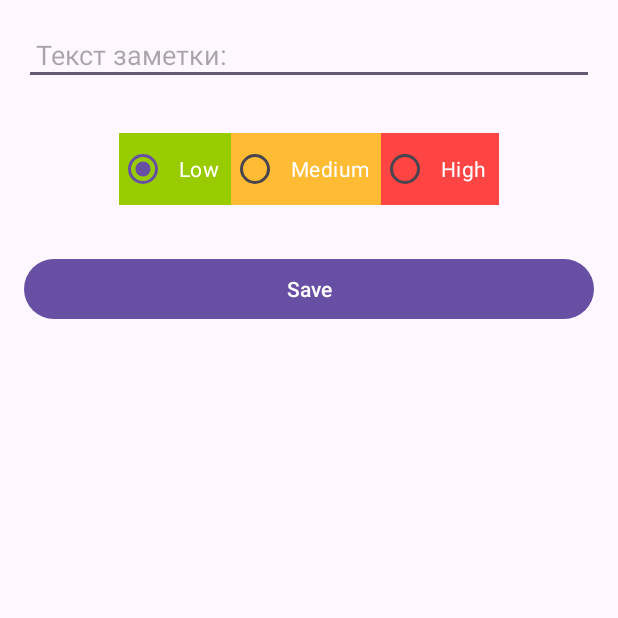
After one commit to Utoben/ToDoListApp, an Android app: the CreateNoteActivity screen opened directly, with no data from a screen before it, on a phone screen of 412 x 824 dp, the top half of it. The commit adds this screen. Run offline under Robolectric (Android 15) with nearby library versions, the phone set to English and light mode, and no system bars.

Commit message:
feat: second screen. add creating notes

```diff
--- a/app/src/main/AndroidManifest.xml
+++ b/app/src/main/AndroidManifest.xml
@@ -13,6 +13,9 @@
         android:theme="@style/Theme.ToDoList"
         tools:targetApi="31">
         <activity
+            android:name=".CreateNoteActivity"
+            android:exported="false" />
+        <activity
             android:name=".MainActivity"
             android:exported="true">
             <intent-filter>
--- /dev/null
+++ b/app/src/main/java/com/example/todolist/CreateNoteActivity.java
@@ -0,0 +1,62 @@
+package com.example.todolist;
+
+import androidx.appcompat.app.AppCompatActivity;
+
+import android.content.Context;
+import android.content.Intent;
+import android.os.Bundle;
+import android.view.View;
+import android.widget.Button;
+import android.widget.EditText;
+import android.widget.RadioButton;
+import android.widget.TextView;
+
+public class CreateNoteActivity extends AppCompatActivity {
+    private EditText editTextNote;
+    private RadioButton lowRadioButton;
+    private RadioButton mediumRadioButton;
+    private RadioButton highRadioButton;
+    private Button addNoteButton;
+
+    @Override
+    protected void onCreate(Bundle savedInstanceState) {
+        super.onCreate(savedInstanceState);
+        setContentView(R.layout.activity_create_note);
+        initViews();
+        addNoteButton.setOnClickListener(new View.OnClickListener() {
+            @Override
+            public void onClick(View v) {
+                saveNote();
+                int priority =  getPriority();
+            }
+        });
+    }
+
+    private void initViews(){
+        editTextNote = findViewById(R.id.editTextNote);
+        lowRadioButton = findViewById(R.id.lowRadioButton);
+        mediumRadioButton = findViewById(R.id.mediumRadioButton);
+        highRadioButton = findViewById(R.id.highRadioButton);
+        addNoteButton =  findViewById(R.id.addNoteButton);
+    }
+    private  void saveNote(){
+        String text = editTextNote.getText().toString().trim()  ;
+    }
+    private int getPriority(){
+        int priority;
+        if (lowRadioButton.isChecked()){
+            priority = 0;
+        } else if (mediumRadioButton.isChecked()){
+            priority = 1;
+        } else {
+            priority = 2;
+        }
+        return priority;
+    }
+
+    public static Intent newIntent(Context context){
+        Intent intent = new Intent(context, CreateNoteActivity.class);
+        return intent;
+
+    }
+}
--- a/app/src/main/java/com/example/todolist/MainActivity.java
+++ b/app/src/main/java/com/example/todolist/MainActivity.java
@@ -3,6 +3,7 @@ package com.example.todolist;
 import androidx.appcompat.app.AppCompatActivity;
 import androidx.core.content.ContextCompat;
 
+import android.content.Intent;
 import android.os.Bundle;
 import android.view.View;
 import android.widget.LinearLayout;
@@ -35,7 +36,8 @@ public class MainActivity extends AppCompatActivity {
         butttonAddNote.setOnClickListener(new View.OnClickListener() {
             @Override
             public void onClick(View v) {
-
+                Intent intent = CreateNoteActivity.newIntent(MainActivity.this);
+                startActivity(intent);
             }
         });
     }
--- /dev/null
+++ b/app/src/main/res/layout/activity_create_note.xml
@@ -0,0 +1,63 @@
+<?xml version="1.0" encoding="utf-8"?>
+<LinearLayout xmlns:android="http://schemas.android.com/apk/res/android"
+    xmlns:app="http://schemas.android.com/apk/res-auto"
+    xmlns:tools="http://schemas.android.com/tools"
+    android:layout_width="match_parent"
+    android:layout_height="match_parent"
+    android:orientation="vertical"
+    tools:context=".CreateNoteActivity">
+
+    <EditText
+        android:id="@+id/editTextNote"
+        android:layout_width="match_parent"
+        android:layout_height="wrap_content"
+        android:layout_margin="16dp"
+        android:ems="10"
+        android:hint="@string/note_hitn"
+        android:inputType="textPersonName"
+        android:padding="8dp" />
+
+    <RadioGroup
+        android:layout_width="match_parent"
+        android:layout_height="wrap_content"
+        android:layout_margin="16dp"
+        android:gravity="center"
+        android:orientation="horizontal">
+
+        <RadioButton
+            android:checked="true"
+            android:id="@+id/lowRadioButton"
+            android:layout_width="wrap_content"
+            android:layout_height="wrap_content"
+            android:background="@android:color/holo_green_light"
+            android:padding="8dp"
+            android:text="@string/low_radio_name"
+            android:textColor="@color/white" />
+
+        <RadioButton
+            android:id="@+id/mediumRadioButton"
+            android:layout_width="wrap_content"
+            android:layout_height="wrap_content"
+            android:background="@android:color/holo_orange_light"
+            android:padding="8dp"
+            android:text="@string/medium_radio_name"
+            android:textColor="@color/white" />
+
+        <RadioButton
+            android:id="@+id/highRadioButton"
+            android:layout_width="wrap_content"
+            android:layout_height="wrap_content"
+            android:background="@android:color/holo_red_light"
+            android:padding="8dp"
+            android:text="@string/high_radio_name"
+            android:textColor="@color/white" />
+    </RadioGroup>
+
+    <Button
+        android:id="@+id/addNoteButton"
+        android:layout_width="match_parent"
+        android:layout_height="wrap_content"
+        android:text="@string/save_button_text"
+        android:layout_margin="16dp"/>
+
+</LinearLayout>
--- a/app/src/main/res/values/strings.xml
+++ b/app/src/main/res/values/strings.xml
@@ -1,3 +1,8 @@
 <resources>
     <string name="app_name">ToDoList</string>
+    <string name="save_button_text">Save</string>
+    <string name="low_radio_name">Low</string>
+    <string name="medium_radio_name">Medium</string>
+    <string name="high_radio_name">High</string>
+    <string name="note_hitn">Текст заметки:</string>
 </resources>
```
